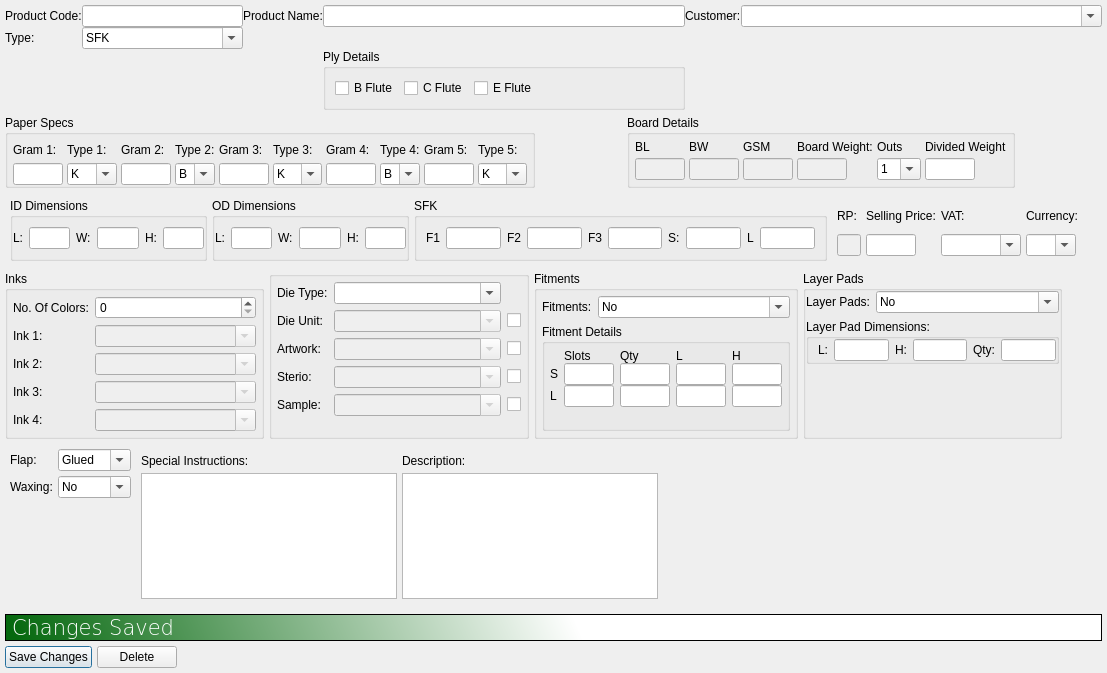
Old version of the form megvel/erp_customers/editproduct.ui in the repository eboladev/smarterp.
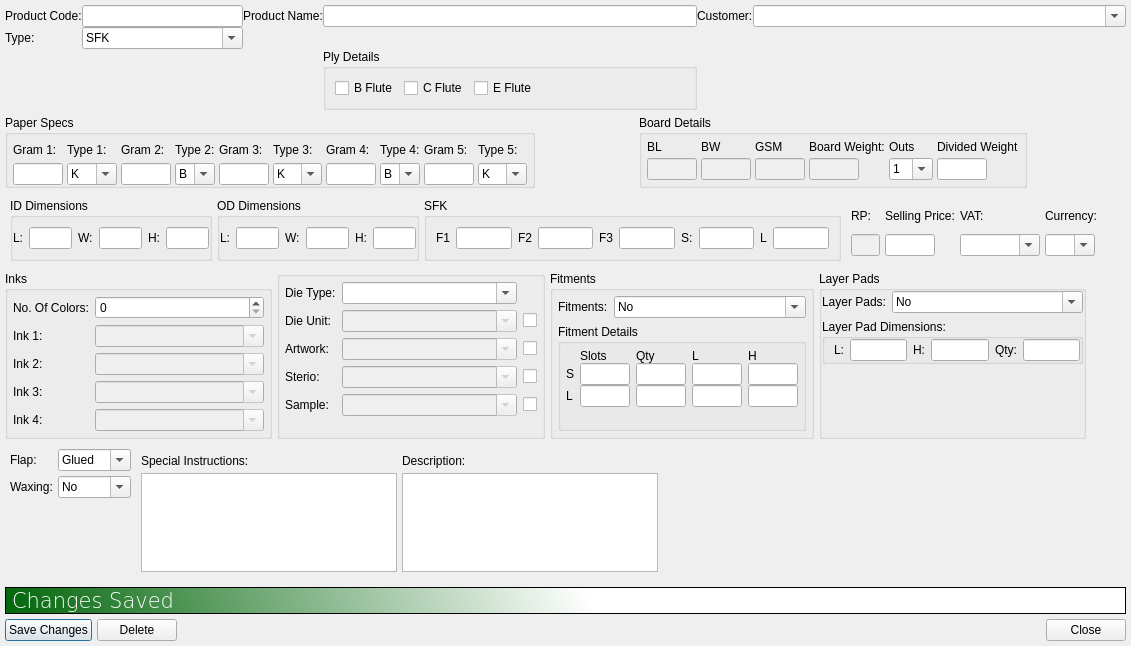
New version of the form.

```diff
--- a/megvel/erp_customers/editproduct.ui
+++ b/megvel/erp_customers/editproduct.ui
@@ -6,8 +6,8 @@
    <rect>
     <x>0</x>
     <y>0</y>
-    <width>1107</width>
-    <height>673</height>
+    <width>1131</width>
+    <height>646</height>
    </rect>
   </property>
   <property name="windowTitle">
@@ -2102,6 +2102,13 @@
        </property>
       </spacer>
      </item>
+     <item>
+      <widget class="QPushButton" name="pushButton">
+       <property name="text">
+        <string>Close</string>
+       </property>
+      </widget>
+     </item>
     </layout>
    </item>
    <item>
```
Left out of the diff: 48 changed lines with no effect on the pictures.
